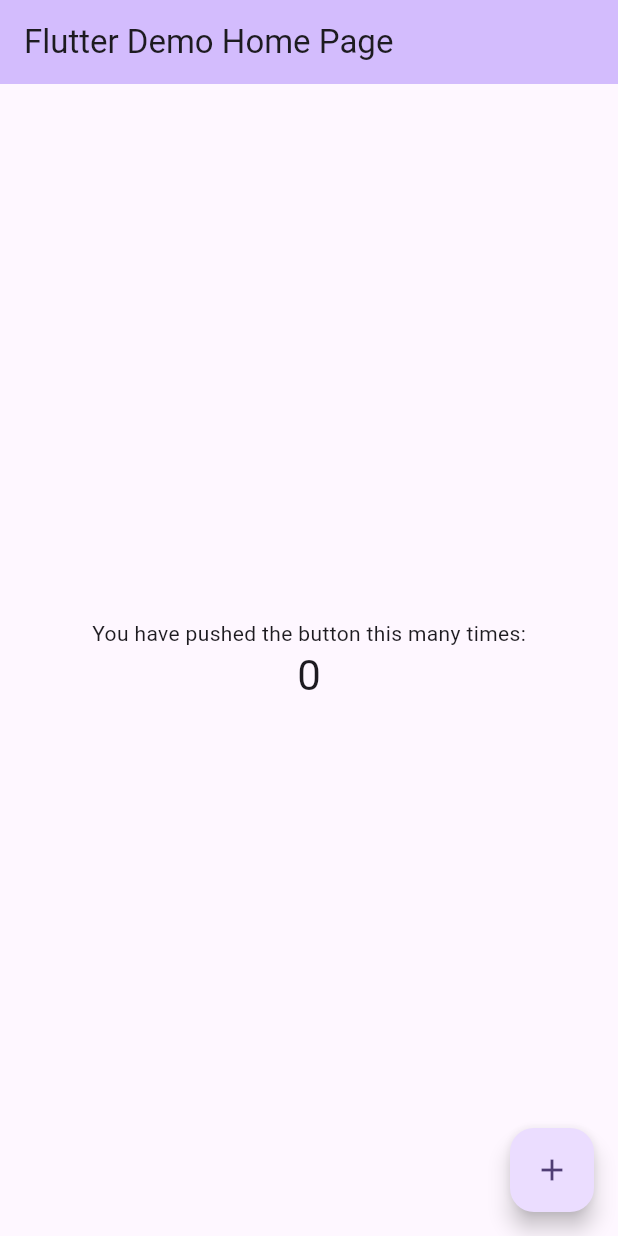
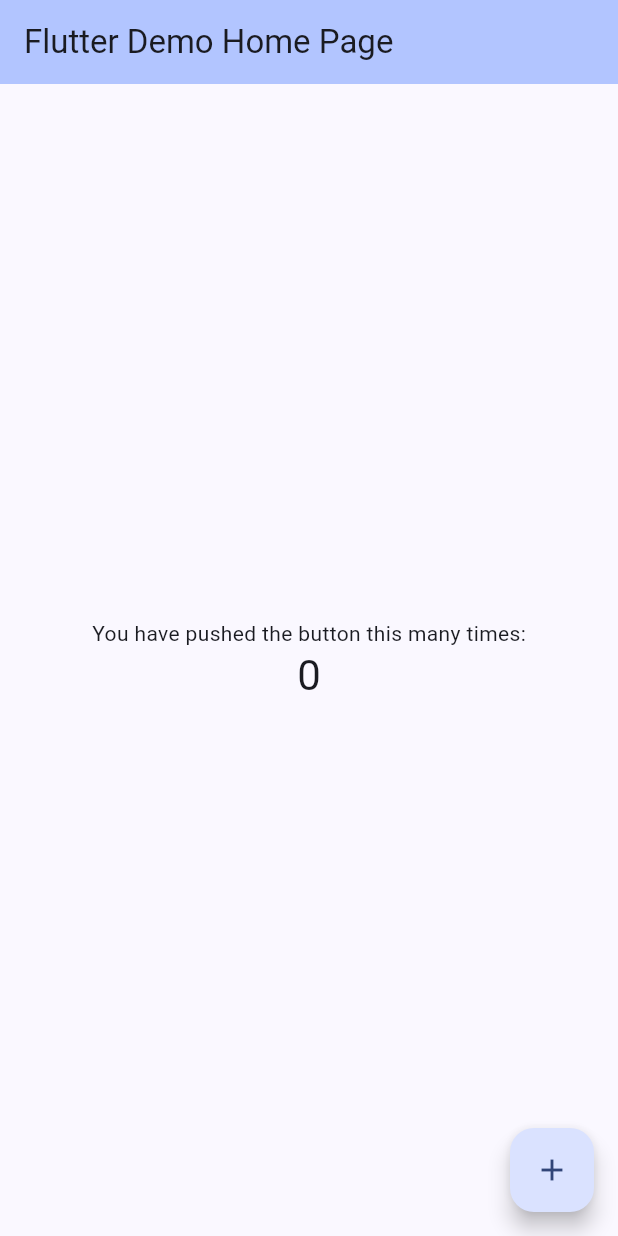
Before and after one commit to chandni-offical/fourth_project, a Flutter app: the screen it shows after launch, on a phone screen of 412 x 824 dp. Run offline on Flutter 3.47's test engine with Material 2 defaults, Android fonts, the phone set to English and light mode, and no system bars.

Commit message:
name added

```diff
--- a/lib/main.dart
+++ b/lib/main.dart
@@ -13,6 +13,7 @@ class MyApp extends StatelessWidget {
     return MaterialApp(
       title: 'Flutter Demo',
       theme: ThemeData(
+        // chandni pambhar
         // This is the theme of your application.
         //
         // TRY THIS: Try running your application with "flutter run". You'll see
@@ -28,7 +29,7 @@ class MyApp extends StatelessWidget {
         //
         // This works for code too, not just values: Most code changes can be
         // tested with just a hot reload.
-        colorScheme: ColorScheme.fromSeed(seedColor: Colors.deepPurple),
+        colorScheme: ColorScheme.fromSeed(seedColor: Color.fromARGB(255, 197, 200, 217)),
         useMaterial3: true,
       ),
       home: const MyHomePage(title: 'Flutter Demo Home Page'),
```
